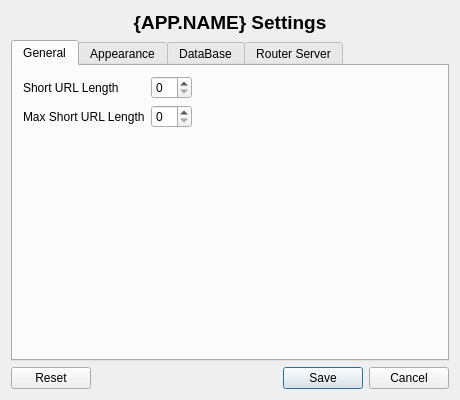
Old version of the form ui/settings.ui in the repository mitko8009/codewars-2024-second-round.
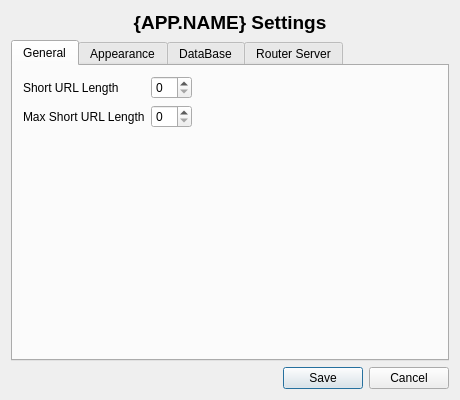
New version of the form. The open tabs and pages were chosen to show the change.

```diff
--- a/ui/settings.ui
+++ b/ui/settings.ui
@@ -511,7 +511,7 @@
       <enum>Qt::Horizontal</enum>
      </property>
      <property name="standardButtons">
-      <set>QDialogButtonBox::Cancel|QDialogButtonBox::Reset|QDialogButtonBox::Save</set>
+      <set>QDialogButtonBox::Cancel|QDialogButtonBox::Save</set>
      </property>
     </widget>
    </item>
```
Left out of the diff: 34 changed lines with no effect on the pictures.
